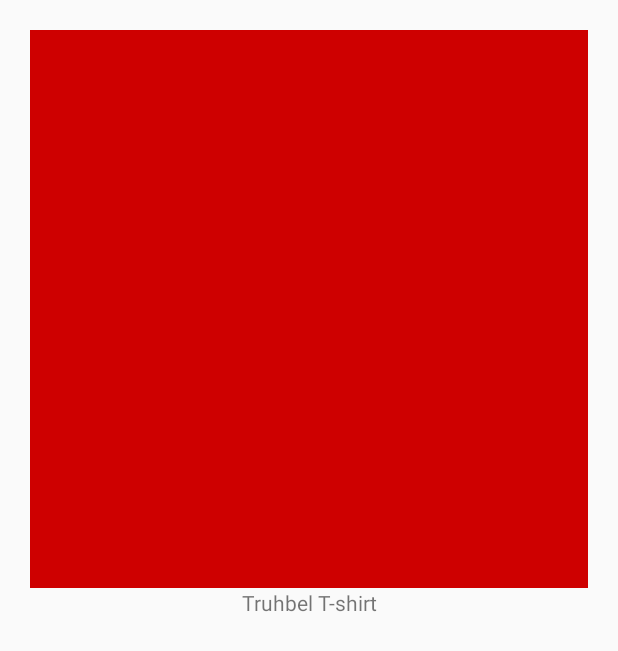
After one commit to gibsonasia/Shoppy, an Android app: the layout product_row.xml on its own in the app's theme, with its tools: preview values and no code run, on a phone screen of 412 x 824 dp. The commit adds this screen. Shown: the top 651 px of the screen. Run offline under Robolectric (Android 15) with nearby library versions, the phone set to English and light mode, and no system bars.

Commit message:
Added recycler view and Picasso

```diff
--- a/app/build.gradle
+++ b/app/build.gradle
@@ -49,4 +49,5 @@ dependencies {
     testImplementation 'junit:junit:4.12'
     androidTestImplementation 'androidx.test.ext:junit:1.1.1'
     androidTestImplementation 'androidx.test.espresso:espresso-core:3.2.0'
+    implementation 'com.squareup.picasso:picasso:2.71828'
 }
--- a/app/src/main/AndroidManifest.xml
+++ b/app/src/main/AndroidManifest.xml
@@ -2,6 +2,7 @@
 <manifest xmlns:android="http://schemas.android.com/apk/res/android"
     package="com.truhbelstudios.shoppy">
 
+    <uses-permission android:name="android.permission.INTERNET"/>
     <application
         android:allowBackup="true"
         android:icon="@mipmap/ic_launcher"
--- /dev/null
+++ b/app/src/main/java/com/truhbelstudios/shoppy/Product.kt
@@ -0,0 +1,6 @@
+package com.truhbelstudios.shoppy
+
+data class Product (
+    val title: String,
+    val photoUrl: String,
+    val price: Double)
--- /dev/null
+++ b/app/src/main/res/layout/product_row.xml
@@ -0,0 +1,31 @@
+<?xml version="1.0" encoding="utf-8"?>
+<androidx.constraintlayout.widget.ConstraintLayout xmlns:android="http://schemas.android.com/apk/res/android"
+    android:layout_width="match_parent"
+    android:layout_height="wrap_content"
+    android:padding="20dp"
+    xmlns:app="http://schemas.android.com/apk/res-auto">
+
+    <ImageView
+        android:id="@+id/photo_product"
+        android:layout_width="0dp"
+        android:layout_height="0dp"
+        android:background="#CE0000"
+        app:layout_constraintDimensionRatio="1:1"
+        app:layout_constraintLeft_toLeftOf="parent"
+        app:layout_constraintRight_toRightOf="parent"
+        app:layout_constraintTop_toTopOf="parent"
+        />
+
+    <TextView
+        app:layout_constraintTop_toBottomOf="@+id/photo_product"
+        android:id="@+id/title_tv"
+        android:text="Truhbel T-shirt"
+        app:layout_constraintLeft_toLeftOf="parent"
+        app:layout_constraintRight_toRightOf="parent"
+        android:textAlignment="center"
+        android:layout_width="wrap_content"
+        android:layout_height="wrap_content"
+        android:gravity="center_horizontal" />
+
+
+</androidx.constraintlayout.widget.ConstraintLayout>
--- a/app/src/main/res/values/colors.xml
+++ b/app/src/main/res/values/colors.xml
@@ -1,6 +1,6 @@
 <?xml version="1.0" encoding="utf-8"?>
 <resources>
-    <color name="colorPrimary">#6200EE</color>
-    <color name="colorPrimaryDark">#3700B3</color>
-    <color name="colorAccent">#03DAC5</color>
+    <color name="colorPrimary">#FF9800</color>
+    <color name="colorPrimaryDark">#FF9800</color>
+    <color name="colorAccent">#FFC107</color>
 </resources>
--- a/app/src/main/res/values/strings.xml
+++ b/app/src/main/res/values/strings.xml
@@ -9,4 +9,6 @@
 
     <string name="hello_first_fragment">Hello first fragment</string>
     <string name="hello_second_fragment">Hello second fragment. Arg: %1$s</string>
+
+
 </resources>
```
Also changed, not shown: app/src/main/java/com/truhbelstudios/shoppy/MainActivity.kt (+10 -17 lines), app/src/main/java/com/truhbelstudios/shoppy/ProductAdapter.kt (added, +30 -0 lines), app/src/main/res/layout/content_main.xml (+4 -6 lines).
